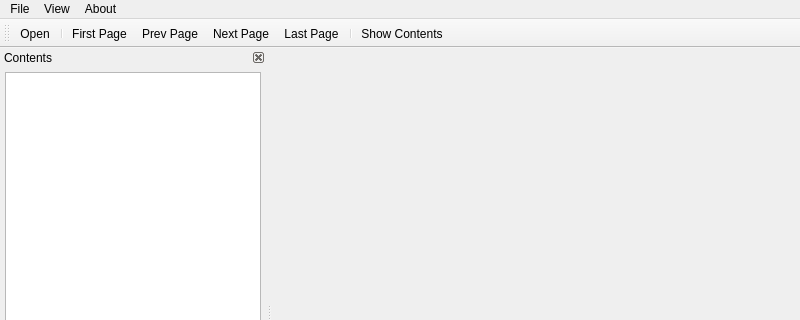
First picture: the form in mainwindow.ui, repository royqh1979/QComicViewer, before the edit; both pictures show x 0 to 800 and y 0 to 320 of the 800 by 600 pixel window.
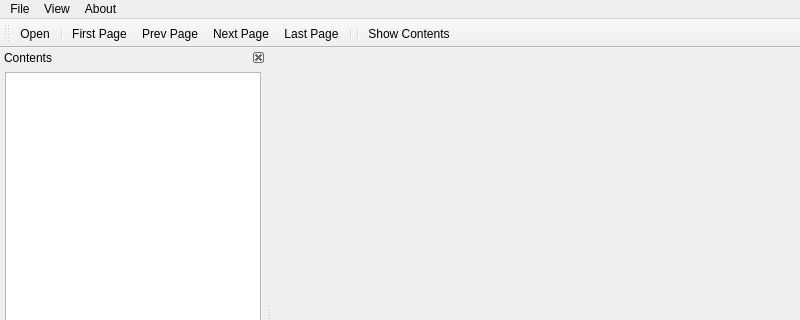
Second picture: the form after the edit.

The edit to the form file:
```diff
--- a/mainwindow.ui
+++ b/mainwindow.ui
@@ -79,6 +79,7 @@
    <addaction name="actionNext_Page"/>
    <addaction name="actionLast_Page"/>
    <addaction name="separator"/>
+   <addaction name="separator"/>
    <addaction name="actionShow_Contents"/>
   </widget>
   <widget class="QDockWidget" name="dockPages">
```
Left out of the diff: 11 changed lines with no effect on the pictures.
